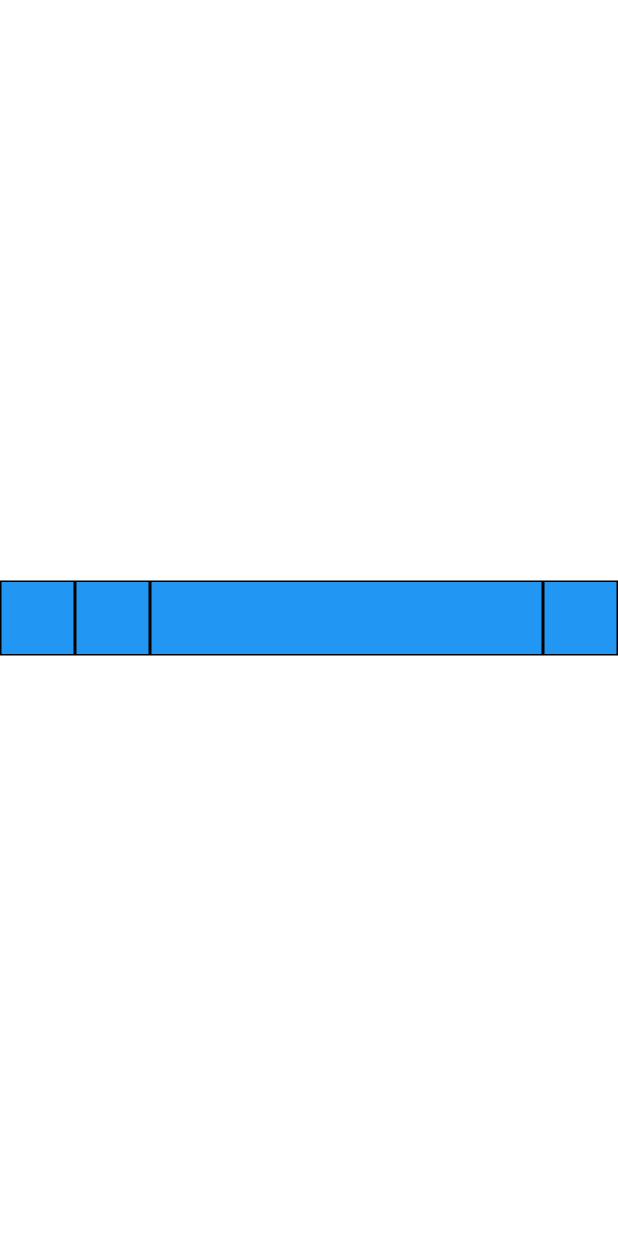
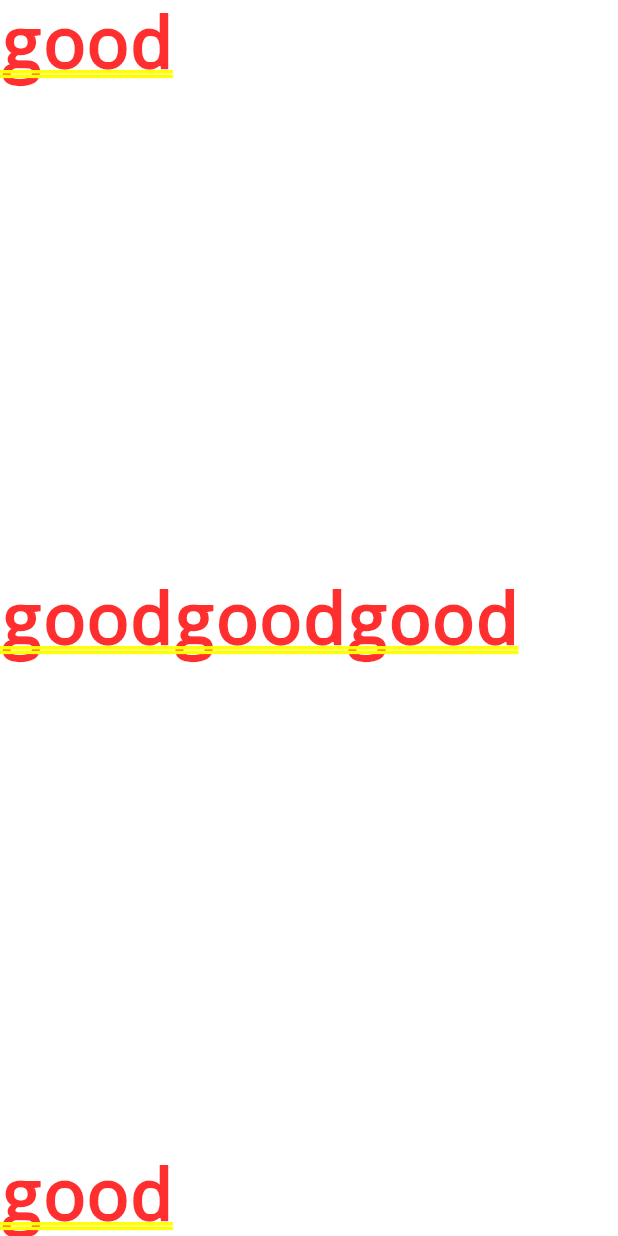
Before and after one commit to dabuzida/fluttermon, a Flutter app: the screen it shows after launch, on a phone screen of 412 x 824 dp. Run offline on Flutter 3.47's test engine with Material 2 defaults, Android fonts, the phone set to English and light mode, and no system bars.

Commit message:
layouts in flutter, 웹사이트1분코딩 시작

```diff
--- a/lib/main.dart
+++ b/lib/main.dart
@@ -1,53 +1,89 @@
-// sampels & tutorials > codelabs > Designing a Flutter UI > Basic Flutter layout concepts
-// main_docs_layout2
+// 1분코딩 웹사이트 레이아웃
+import 'package:flutter/material.dart';
+import 'package:flutter/rendering.dart';
 
-import 'package:flutter/material.dart';
+void showLayoutGuidelines() {
+  debugPaintSizeEnabled = true;
+}
 
-void main() => runApp(MyApp());
+void showBaselines() {
+  debugPaintBaselinesEnabled = true;
+}
+
+void main() {
+  showLayoutGuidelines();
+  // showBaselines();
+  return runApp(MyApp());
+}
 
 class MyApp extends StatelessWidget {
   MyApp({Key? key}) : super(key: key);
   @override
   Widget build(BuildContext context) {
     return MaterialApp(
-        home:
+      title: '웹사이트: 1분코딩 레이아웃',
+      home:
 
-            // Container(
-            //     decoration: BoxDecoration(
-            //       border: Border.all(
-            //         color: Colors.lightGreen,
-            //         width: 8,
-            //       ),
-            //       borderRadius: BorderRadius.circular(12),
-            //     ),
-            //     child:
+          // Scaffold(
+          //     body:
 
-            Row(
-      mainAxisAlignment: MainAxisAlignment.spaceBetween,
+          AspectRatio(
+              // decoration: const BoxDecoration(
+              //   color: Colors.blueGrey,
+              // ),
+              aspectRatio: 3 / 2,
+              child: Column(
+                children: [
+                  _header(),
+                  Spacer(),
+                  _content(),
+                  Spacer(),
+                  _footer(),
+                ],
+              )
+
+              // )
+
+              ),
+    );
+  }
+
+  Widget _header() {
+    return Row(
       children: [
-        BlueBox(),
-        BlueBox(),
-        Expanded(
-          child: BlueBox(),
-        ),
-        BlueBox(),
+        Column(children: [Text('good')])
       ],
-    ));
+    );
+  }
 
-    // ));
+  Widget _content() {
+    return Row(
+      // mainAxisAlignment: MainAxisAlignment.spaceBetween,
+      children: [_contentLeft(), _contentCenter(), _contentRight()],
+    );
   }
-}
 
-class BlueBox extends StatelessWidget {
-  @override
-  Widget build(BuildContext context) {
-    return Container(
-      width: 50,
-      height: 50,
-      decoration: BoxDecoration(
-        color: Colors.blue,
-        border: Border.all(),
-      ),
+  Widget _contentLeft() {
+    return Column(
+      children: [Text('good')],
+    );
+  }
+
+  Widget _contentCenter() {
+    return Column(
+      children: [Text('good')],
+    );
+  }
+
+  Widget _contentRight() {
+    return Column(
+      children: [Text('good')],
+    );
+  }
+
+  Widget _footer() {
+    return Row(
+      children: [Text('good')],
     );
   }
 }
```
Also changed, not shown: mains/main_graffiti.dart (added, +42 -0 lines), pubspec.yaml (+10 -5 lines), images/pic1.jpg (added), images/pic2.jpg (added), images/pic3.jpg (added).
